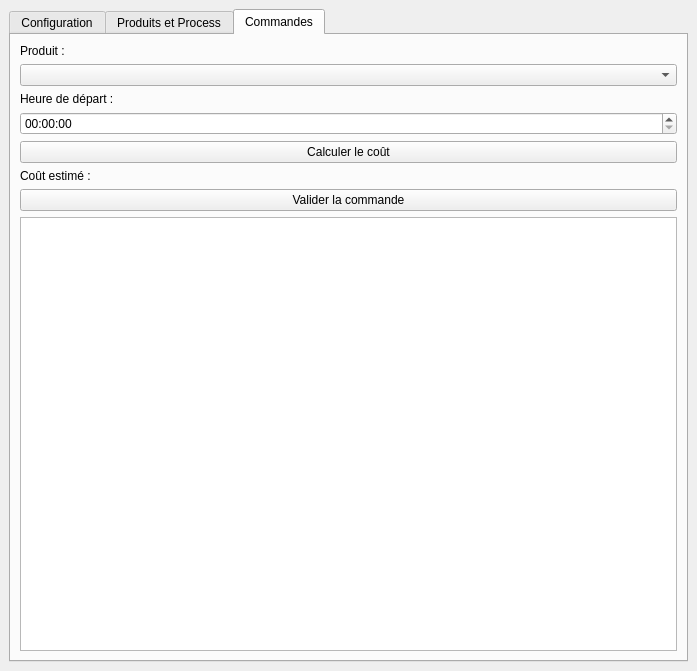
This is interface_projet.ui in WalidAbkl/Projet_Systeme_info as Qt 5 draws it before an edit. The edited form follows.
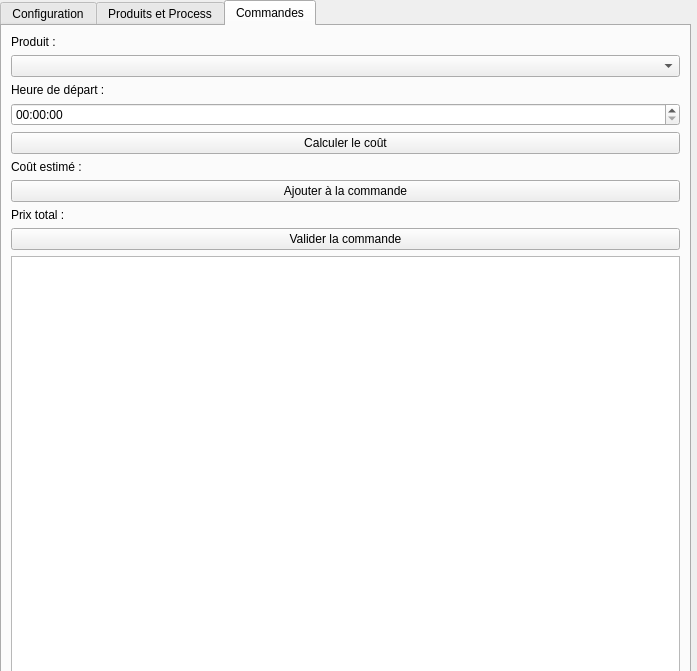
This is the edited form.

What changed in the file:
```diff
--- a/interface_projet.ui
+++ b/interface_projet.ui
@@ -16,10 +16,10 @@
   <widget class="QTabWidget" name="Commande">
    <property name="geometry">
     <rect>
-     <x>9</x>
-     <y>9</y>
-     <width>679</width>
-     <height>653</height>
+     <x>0</x>
+     <y>0</y>
+     <width>691</width>
+     <height>722</height>
     </rect>
    </property>
    <property name="currentIndex">
@@ -219,6 +219,20 @@
        </property>
       </widget>
      </item>
+     <item>
+      <widget class="QPushButton" name="pushButton_ajouter_produit_commande">
+       <property name="text">
+        <string>Ajouter à la commande</string>
+       </property>
+      </widget>
+     </item>
+     <item>
+      <widget class="QLabel" name="label_cout_total">
+       <property name="text">
+        <string>Prix total :</string>
+       </property>
+      </widget>
+     </item>
      <item>
       <widget class="QPushButton" name="pushButton_valider_commande">
        <property name="text">
```
Left out of the diff: 2 changed lines with no effect on the pictures.
